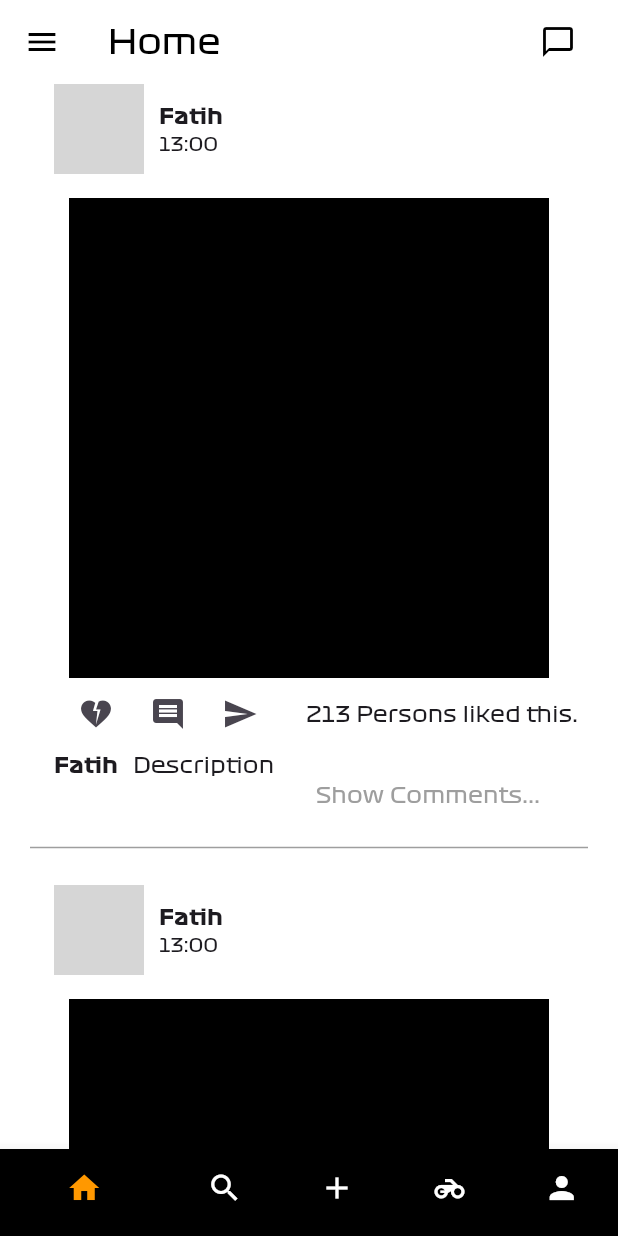
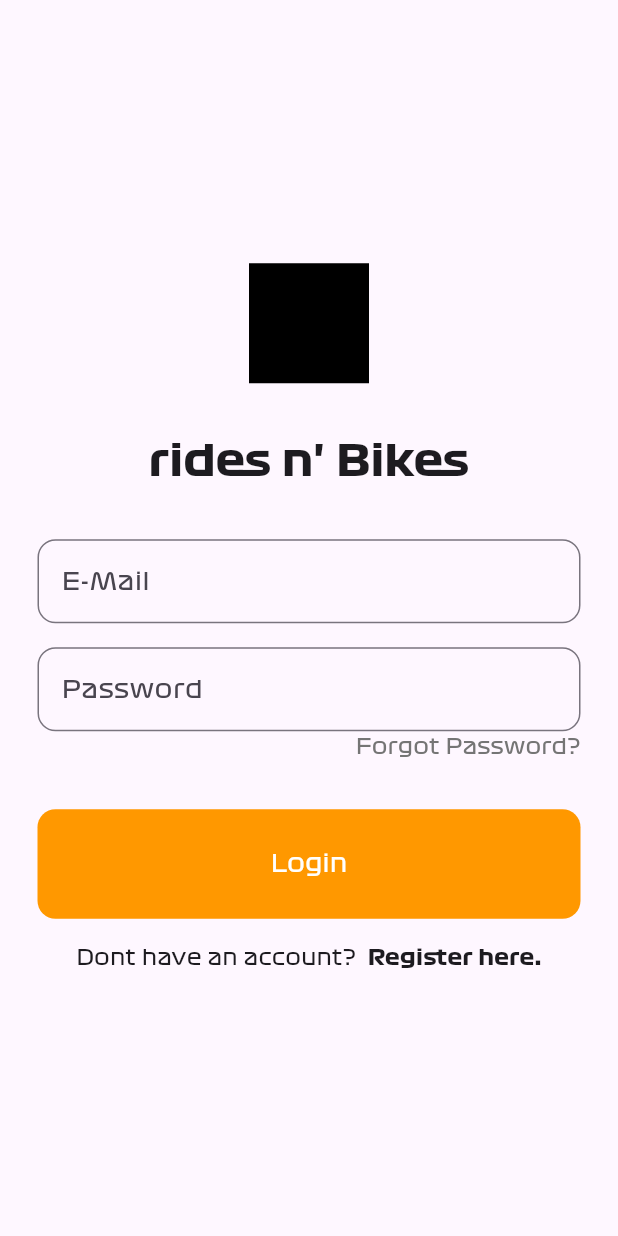
Before and after one commit to fatihbozer/ridesnbikes, a Flutter app: the screen it shows after launch, on a phone screen of 412 x 824 dp. Run offline on Flutter 3.47's test engine with Material 3 defaults, Android fonts, the phone set to English and light mode, and no system bars; our stand-ins replace firebase_core; accounts and stored records are empty; grey boxes are pictures that could not be loaded.

Commit message:
login page hinzugefügt

```diff
--- a/lib/main.dart
+++ b/lib/main.dart
@@ -1,11 +1,18 @@
 import 'package:flutter/material.dart';
+import 'package:rides_n_bikes/rides_screens/login_screen.dart';
 import 'package:rides_n_bikes/rides_screens/home_screen.dart';
 import 'package:rides_n_bikes/rides_screens/search_screen.dart';
 import 'package:rides_n_bikes/rides_screens/post_screen.dart';
 import 'package:rides_n_bikes/rides_screens/bike_screen.dart';
 import 'package:rides_n_bikes/rides_screens/profile_screen.dart';
+import 'package:firebase_core/firebase_core.dart';
+import 'firebase_options.dart';
 
-void main() {
+void main() async {
+  WidgetsFlutterBinding.ensureInitialized();
+  await Firebase.initializeApp(
+    options: DefaultFirebaseOptions.currentPlatform,
+  );
   runApp(MyApp());
 }
 
@@ -14,8 +21,8 @@ class MyApp extends StatelessWidget {
   Widget build(BuildContext context) {
     return MaterialApp(
       theme: ThemeData(fontFamily: 'Formula1'),
-      title: 'rides n Bikes',
-      home: MyHomePage(),
+      title: "rides n' Bikes",
+      home: LoginPage(),
     );
   }
 }
--- /dev/null
+++ b/lib/rides_screens/login_screen.dart
@@ -0,0 +1,67 @@
+import 'package:flutter/material.dart';
+import 'package:rides_n_bikes/rides_widgets/rides_button.dart';
+import 'package:rides_n_bikes/rides_widgets/rides_textfield.dart';
+
+class LoginPage extends StatelessWidget {
+  TextEditingController emailController = TextEditingController();
+  TextEditingController passwordController = TextEditingController();
+
+  LoginPage({super.key});
+
+  void login() {}
+
+  @override
+  Widget build(BuildContext context) {
+    return Scaffold(
+      body: Center(
+        child: Padding(
+          padding: const EdgeInsets.all(25.0),
+          child: Column(
+            mainAxisAlignment: MainAxisAlignment.center,
+            children: [
+              Container(
+                height: 80,
+                width: 80,
+                color: Colors.black,
+              ),
+              const SizedBox(height: 32),
+              const Text(
+                "rides n' Bikes",
+                style: TextStyle(fontFamily: 'Formula1bold', fontSize: 28),
+              ),
+              const SizedBox(height: 32),
+              MyTextField(hintText: "E-Mail", obscureText: false, controller: emailController),
+              const SizedBox(height: 16),
+              MyTextField(hintText: "Password", obscureText: true, controller: passwordController),
+              Row(
+                mainAxisAlignment: MainAxisAlignment.end,
+                children: [
+                  Text(
+                    'Forgot Password?',
+                    style: TextStyle(color: Colors.grey.shade600),
+                  ),
+                ],
+              ),
+              const SizedBox(height: 32),
+              MyButton(text: 'Login', onTap: login),
+              const SizedBox(height: 16),
+              Row(
+                mainAxisAlignment: MainAxisAlignment.center,
+                children: [
+                  const Text('Dont have an account?  '),
+                  GestureDetector(
+                    onTap: () {},
+                    child: const Text(
+                      'Register here.',
+                      style: TextStyle(fontFamily: 'Formula1bold'),
+                    ),
+                  ),
+                ],
+              ),
+            ],
+          ),
+        ),
+      ),
+    );
+  }
+}
--- /dev/null
+++ b/lib/rides_widgets/rides_button.dart
@@ -0,0 +1,28 @@
+import 'package:flutter/material.dart';
+
+class MyButton extends StatelessWidget {
+  final String text;
+  final void Function()? onTap;
+
+  const MyButton({super.key, required this.text, required this.onTap});
+
+  @override
+  Widget build(BuildContext context) {
+    return GestureDetector(
+      onTap: onTap,
+      child: Container(
+        decoration: BoxDecoration(
+          color: Colors.orange,
+          borderRadius: BorderRadius.circular(12),
+        ),
+        padding: const EdgeInsets.all(25),
+        child: Center(
+          child: Text(
+            text,
+            style: const TextStyle(fontFamily: 'Formula1', fontSize: 16, color: Colors.white),
+          ),
+        ),
+      ),
+    );
+  }
+}
--- /dev/null
+++ b/lib/rides_widgets/rides_textfield.dart
@@ -0,0 +1,21 @@
+import 'package:flutter/material.dart';
+
+class MyTextField extends StatelessWidget {
+  final String hintText;
+  final bool obscureText;
+  final TextEditingController controller;
+
+  const MyTextField({super.key, required this.hintText, required this.obscureText, required this.controller});
+
+  @override
+  Widget build(BuildContext context) {
+    return TextField(
+      controller: controller,
+      decoration: InputDecoration(
+        border: OutlineInputBorder(borderRadius: BorderRadius.circular(12)),
+        hintText: hintText,
+      ),
+      obscureText: obscureText,
+    );
+  }
+}
--- a/pubspec.yaml
+++ b/pubspec.yaml
@@ -7,6 +7,7 @@ environment:
   sdk: '>=3.1.3 <4.0.0'
 
 dependencies:
+  firebase_core: ^2.24.2
   flutter:
     sdk: flutter
 
@@ -26,3 +27,6 @@ flutter:
     - family: Formula1bold
       fonts:
         - asset: fonts/Formula1-Bold.ttf
+    - family: Formula1wide
+      fonts:
+        - asset: fonts/Formula1-Wide.ttf
```
Also changed, not shown: lib/firebase_options.dart (added), pubspec.lock, 19 other files.
